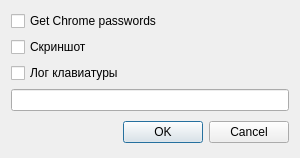
This is src/server/filedialog.ui in DjGorillaz/anomaly-detection-and-monitoring as Qt 5 draws it before an edit. The edited form follows.
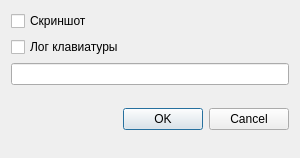
This is the edited form.

```diff
--- a/src/server/filedialog.ui
+++ b/src/server/filedialog.ui
@@ -35,6 +35,13 @@
    <item row="0" column="0">
     <layout class="QGridLayout" name="gridLayout">
      <item row="1" column="0">
+      <widget class="QCheckBox" name="LogChBox">
+       <property name="text">
+        <string>Лог клавиатуры</string>
+       </property>
+      </widget>
+     </item>
+     <item row="0" column="0">
       <widget class="QCheckBox" name="ScreenChBox">
        <property name="text">
         <string>Скриншот</string>
@@ -42,25 +49,8 @@
       </widget>
      </item>
      <item row="2" column="0">
-      <widget class="QCheckBox" name="LogChBox">
-       <property name="text">
-        <string>Лог клавиатуры</string>
-       </property>
-      </widget>
-     </item>
-     <item row="3" column="0">
       <widget class="QLineEdit" name="lineEdit"/>
      </item>
-     <item row="0" column="0">
-      <widget class="QCheckBox" name="chromePassChBox">
-       <property name="enabled">
-        <bool>true</bool>
-       </property>
-       <property name="text">
-        <string>Get Chrome passwords</string>
-       </property>
-      </widget>
-     </item>
     </layout>
    </item>
    <item row="1" column="0">
```
